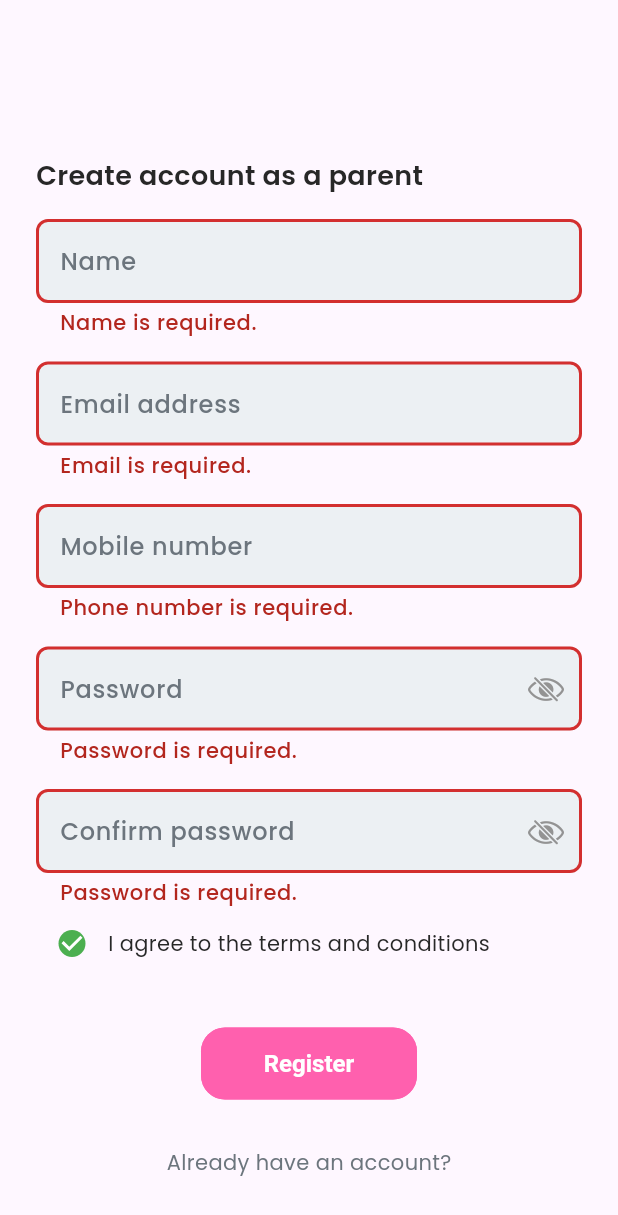
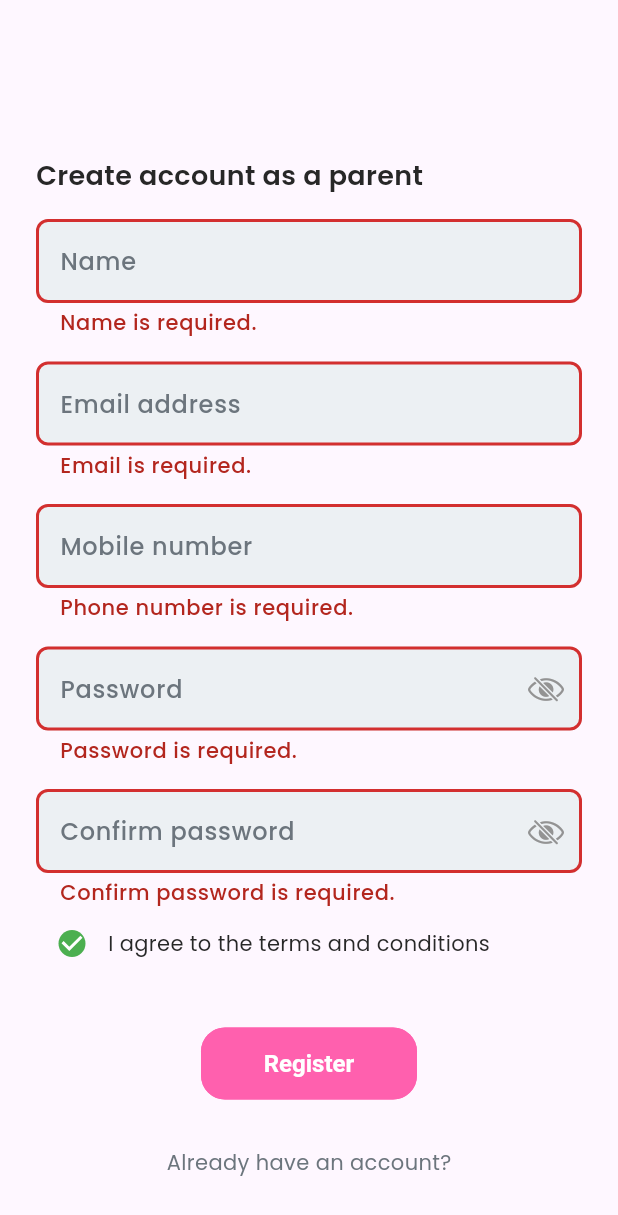
Before and after one commit to Learnathon-By-Geeky-Solutions/triangle, a Flutter app: the screen it shows after launch, after a tap on "Register", on a phone screen of 412 x 824 dp. Shown: the top 1215 px of the screen. Run offline on Flutter 3.47's test engine with Material 3 defaults, Android fonts, the light colour scheme and no system bars; our stand-ins replace get.

Commit message:
Add password confirmation validation and enhance login/register views with controllers and visibility toggle

```diff
--- a/lib/utils/validator/app_validator.dart
+++ b/lib/utils/validator/app_validator.dart
@@ -43,6 +43,18 @@ class AppValidator {
     return null;
   }
 
+  static String? validateConfirmPassword(String? password, String? confirmPassword) {
+    if (confirmPassword == null || confirmPassword.isEmpty) {
+      return 'Confirm password is required.';
+    }
+
+    if (password != confirmPassword) {
+      return 'Passwords do not match.';
+    }
+
+    return null;
+  }
+
   static String? validatePhoneNumber(String? value) {
     if (value == null || value.isEmpty) {
       return 'Phone number is required.';
--- a/lib/view/auth/login_view.dart
+++ b/lib/view/auth/login_view.dart
@@ -11,7 +11,11 @@ class LoginView extends StatelessWidget {
 
   @override
   Widget build(BuildContext context) {
+
     final GlobalKey<FormState> formKey = GlobalKey<FormState>();
+    final emailController = TextEditingController();
+    final passwordController = TextEditingController();
+    var passwordVisible = false.obs;
 
     return Scaffold(
         body: Padding(
@@ -32,15 +36,27 @@ class LoginView extends StatelessWidget {
               child: Column(children: [
                 TextFormField(
                   decoration: const InputDecoration(hintText: "Email"),
+                  controller: emailController,
                   validator: (value) => AppValidator.validateEmail(value),
                 ),
                 const SizedBox(height: Sizes.spaceBtwInputFields),
-                TextFormField(
-                  decoration: const InputDecoration(
-                    hintText: "Password",
-                    suffixIcon: Icon(CupertinoIcons.eye_slash),
+                Obx(() =>
+                  TextFormField(
+                    decoration: InputDecoration(
+                      hintText: "Password",
+                      suffixIcon: IconButton(
+                        icon: Icon(
+                         passwordVisible.value ? CupertinoIcons.eye_fill : CupertinoIcons.eye_slash,
+                        ),
+                        onPressed: () {
+                          passwordVisible.value = !passwordVisible.value;
+                        },
+                      ),
+                    ),
+                    controller: passwordController,
+                    obscureText: !passwordVisible.value,
+                    validator: (value) => AppValidator.validatePassword(value),
                   ),
-                  validator: (value) => AppValidator.validatePassword(value),
                 ),
                 // const SizedBox(height: Sizes.spaceBtwItems),
                 Row(
@@ -79,8 +95,7 @@ class LoginView extends StatelessWidget {
                   style: TextStyle(color: AppColor.textSecondary),
                 ),
                 const SizedBox(height: Sizes.spaceBtwItems),
-                OutlinedButton(
-                    onPressed: () {}, child: const Text("Register")),
+                OutlinedButton(onPressed: () {}, child: const Text("Register")),
                 const SizedBox(height: Sizes.spaceBtwSections),
               ]),
             ),
--- a/lib/view/auth/register_view.dart
+++ b/lib/view/auth/register_view.dart
@@ -3,20 +3,22 @@ import 'package:flutter/material.dart';
 import 'package:get/get.dart';
 import 'package:triangle/utils/theme/extentions/custom_color_extention.dart';
 
-
 import '../../utils/constants/app_colors.dart';
 import '../../utils/constants/sizes.dart';
 import '../../utils/validator/app_validator.dart';
-
-
 
 class RegisterView extends StatelessWidget {
   const RegisterView({super.key});
 
   @override
   Widget build(BuildContext context) {
-
     final GlobalKey<FormState> formKey = GlobalKey<FormState>();
+    final nameController = TextEditingController();
+    final emailController = TextEditingController();
+    final phoneController = TextEditingController();
+    final passwordController = TextEditingController();
+    final confirmPasswordController = TextEditingController();
+    var passwordVisible = false.obs;
 
     return Scaffold(
       body: Padding(
@@ -30,7 +32,9 @@ class RegisterView extends StatelessWidget {
                   mainAxisAlignment: MainAxisAlignment.center,
                   crossAxisAlignment: CrossAxisAlignment.start,
                   children: [
-                    const SizedBox(height: Sizes.imageThumbSize,),
+                    const SizedBox(
+                      height: Sizes.imageThumbSize,
+                    ),
                     const Text(
                       "Create account as a parent",
                       style: TextStyle(
@@ -42,6 +46,7 @@ class RegisterView extends StatelessWidget {
                     ),
                     TextFormField(
                       decoration: const InputDecoration(hintText: "Name"),
+                      controller: nameController,
                       validator: (value) => AppValidator.validateName(value),
                     ),
                     const SizedBox(
@@ -50,6 +55,7 @@ class RegisterView extends StatelessWidget {
                     TextFormField(
                       decoration:
                           const InputDecoration(hintText: "Email address"),
+                      controller: emailController,
                       validator: (value) => AppValidator.validateEmail(value),
                     ),
                     const SizedBox(
@@ -58,27 +64,55 @@ class RegisterView extends StatelessWidget {
                     TextFormField(
                       decoration:
                           const InputDecoration(hintText: "Mobile number"),
-                      validator: (value) => AppValidator.validatePhoneNumber(value),
+                      controller: phoneController,
+                      validator: (value) =>
+                          AppValidator.validatePhoneNumber(value),
                     ),
                     const SizedBox(
                       height: Sizes.spaceBtwInputFields,
                     ),
-                    TextFormField(
-                      obscureText: true,
-                      decoration: const InputDecoration(
-                          hintText: "Password",
-                          suffixIcon: Icon(CupertinoIcons.eye_slash)),
-                      validator: (value) => AppValidator.validatePassword(value),
+                    Obx(() =>
+                      TextFormField(
+                        obscureText: !passwordVisible.value,
+                        decoration: InputDecoration(
+                            hintText: "Password",
+                            suffixIcon: IconButton(
+                              icon: Icon(
+                                passwordVisible.value
+                                    ? CupertinoIcons.eye_fill
+                                    : CupertinoIcons.eye_slash,
+                              ),
+                              onPressed: () {
+                                passwordVisible.value = !passwordVisible.value;
+                              },
+                            )),
+                        controller: passwordController,
+                        validator: (value) =>
+                            AppValidator.validatePassword(value),
+                      ),
                     ),
                     const SizedBox(
                       height: Sizes.spaceBtwInputFields,
                     ),
-                    TextFormField(
-                      obscureText: true,
-                      decoration: const InputDecoration(
-                          hintText: "Confirm password",
-                          suffixIcon: Icon(CupertinoIcons.eye_slash)),
-                      validator: (value) => AppValidator.validatePassword(value),
+                    Obx(() =>
+                      TextFormField(
+                        obscureText: !passwordVisible.value,
+                        decoration: InputDecoration(
+                            hintText: "Confirm password",
+                            suffixIcon: IconButton(
+                              icon: Icon(
+                                passwordVisible.value
+                                    ? CupertinoIcons.eye_fill
+                                    : CupertinoIcons.eye_slash,
+                              ),
+                              onPressed: () {
+                                passwordVisible.value = !passwordVisible.value;
+                              },
+                            )),
+                        controller: confirmPasswordController,
+                        validator: (value) =>
+                            AppValidator.validateConfirmPassword(passwordController.text, value),
+                      ),
                     ),
                     Row(children: [
                       Checkbox(value: true, onChanged: (value) {}),
@@ -96,7 +130,10 @@ class RegisterView extends StatelessWidget {
                           }
                         },
                         style: ButtonStyle(
-                          backgroundColor: WidgetStateProperty.all(Theme.of(context).extension<CustomColorExtention>()?.customPrimaryColor),
+                          backgroundColor: WidgetStateProperty.all(
+                              Theme.of(context)
+                                  .extension<CustomColorExtention>()
+                                  ?.customPrimaryColor),
                         ),
                         child: const Text("Register")),
                     const SizedBox(height: Sizes.spaceBtwSections),
```
